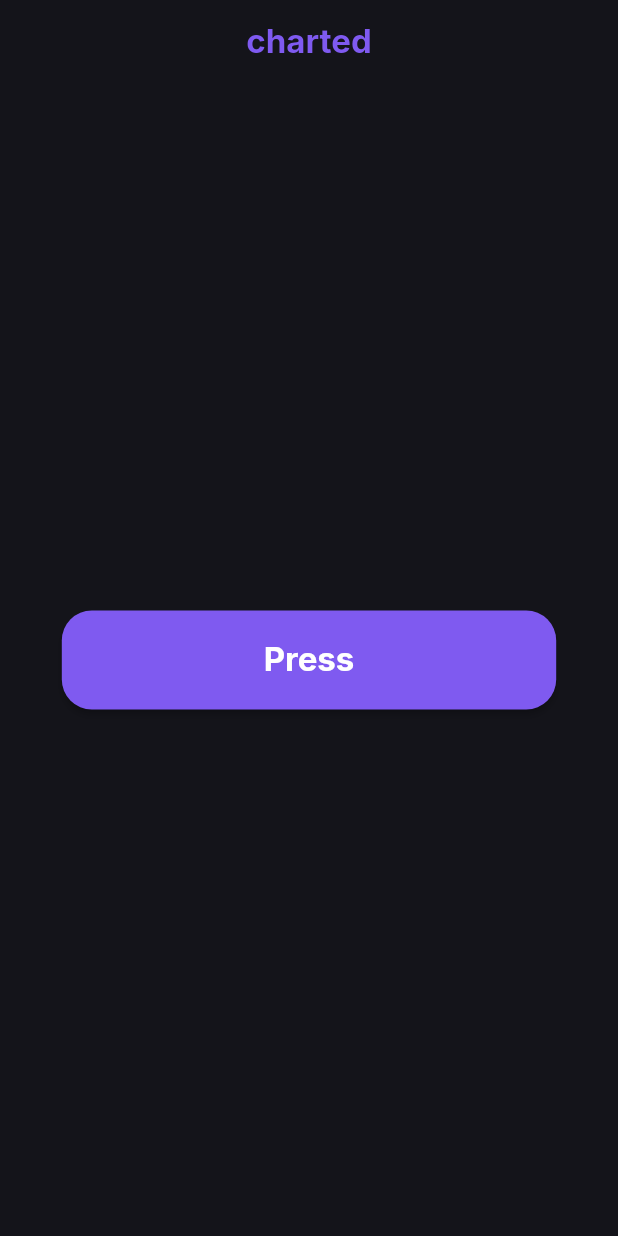
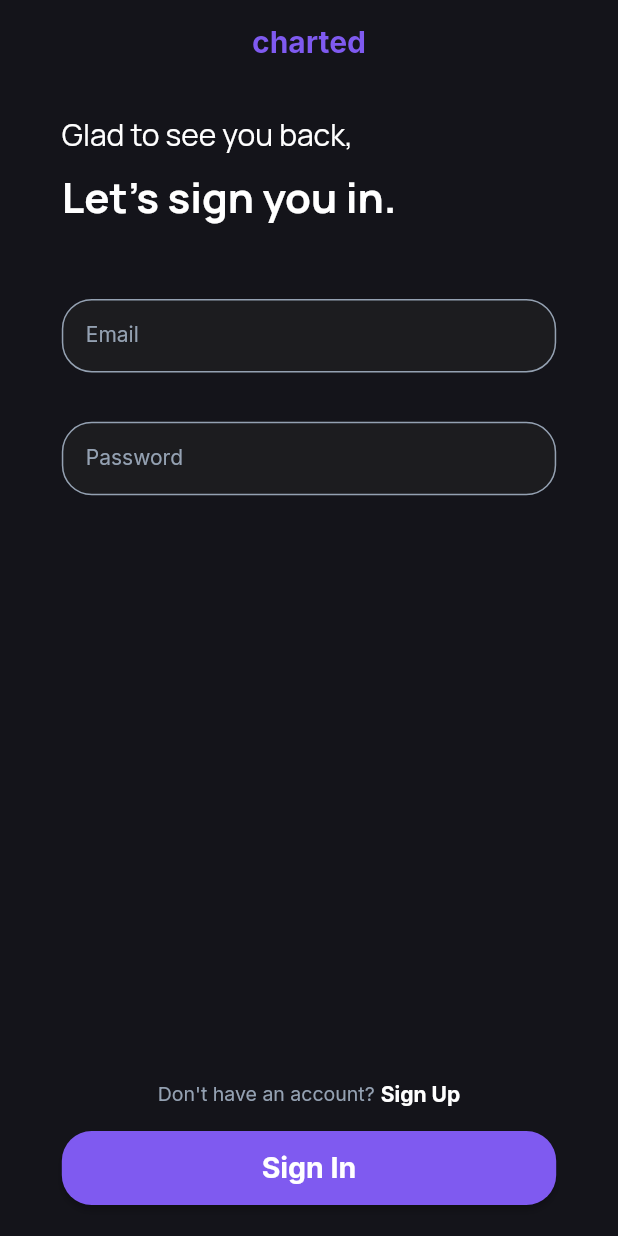
Before and after one commit to Team-Charted/charted-mobile, a Flutter app: the screen it shows after launch, on a phone screen of 412 x 824 dp. Run offline on Flutter 3.47's test engine with Material 2 defaults, Android fonts, the phone set to English and light mode, and no system bars; our stand-ins replace google_fonts.

Commit message:
Created login and sign up screen layout.

```diff
--- a/lib/main.dart
+++ b/lib/main.dart
@@ -1,3 +1,4 @@
+import 'package:charted/screens/login_screen.dart';
 import 'package:flutter/material.dart';
 import 'package:google_fonts/google_fonts.dart';
 
@@ -8,9 +9,10 @@ void main() {
 class MyApp extends StatelessWidget {
   @override
   Widget build(BuildContext context) {
-    final theme = Theme.of(context);
     return MaterialApp(
       title: 'charted',
+
+      //App theme
       theme: ThemeData(
         //Colors
         primaryColor: Color.fromRGBO(28, 28, 31, 1), //surface
@@ -23,7 +25,7 @@ class MyApp extends StatelessWidget {
           //charted logo
           caption: GoogleFonts.inter(
             textStyle: TextStyle(
-              fontSize: 22,
+              fontSize: 20,
               fontWeight: FontWeight.bold,
               color: Color.fromRGBO(127, 90, 240, 1),
             ),
@@ -32,7 +34,7 @@ class MyApp extends StatelessWidget {
           //Header text large
           headline1: GoogleFonts.manrope(
             textStyle: TextStyle(
-              fontSize: 32,
+              fontSize: 28,
               fontWeight: FontWeight.bold,
               color: Colors.white,
             ),
@@ -41,7 +43,7 @@ class MyApp extends StatelessWidget {
           //Header text small
           headline2: GoogleFonts.manrope(
             textStyle: TextStyle(
-              fontSize: 24,
+              fontSize: 20,
               fontWeight: FontWeight.normal,
               color: Colors.white,
             ),
@@ -68,7 +70,7 @@ class MyApp extends StatelessWidget {
           //Highlight text large
           headline5: GoogleFonts.inter(
             textStyle: TextStyle(
-              fontSize: 16,
+              fontSize: 14,
               fontWeight: FontWeight.normal,
               color: Color.fromRGBO(148, 161, 178, 1),
             ),
@@ -77,7 +79,7 @@ class MyApp extends StatelessWidget {
           //Highlight text small
           headline6: GoogleFonts.inter(
             textStyle: TextStyle(
-              fontSize: 14,
+              fontSize: 13,
               fontWeight: FontWeight.normal,
               color: Color.fromRGBO(148, 161, 178, 1),
             ),
@@ -86,7 +88,7 @@ class MyApp extends StatelessWidget {
           //Button text
           button: GoogleFonts.inter(
             textStyle: TextStyle(
-              fontSize: 22,
+              fontSize: 19,
               fontWeight: FontWeight.bold,
               color: Colors.white,
             ),
@@ -111,53 +113,9 @@ class MyApp extends StatelessWidget {
           ),
         ),
       ),
-      home: MyHomePage(),
+
+      //Home screen
+      home: LoginScreen(),
     );
   }
 }
-
-class MyHomePage extends StatefulWidget {
-  @override
-  _MyHomePageState createState() => _MyHomePageState();
-}
-
-class _MyHomePageState extends State<MyHomePage> {
-  @override
-  Widget build(BuildContext context) {
-    final theme = Theme.of(context);
-    final size = MediaQuery.of(context).size;
-    return Scaffold(
-      appBar: AppBar(
-        title: Text(
-          'charted',
-          style: theme.textTheme.caption,
-        ),
-        backgroundColor: theme.primaryColorDark,
-        centerTitle: true,
-        elevation: 0,
-      ),
-      body: Container(
-        color: theme.primaryColorDark,
-        child: Center(
-          child: ElevatedButton(
-            onPressed: () {},
-            child: Text(
-              "Press",
-              style: theme.textTheme.button,
-            ),
-            style: ElevatedButton.styleFrom(
-              primary: theme.accentColor,
-              minimumSize: Size(
-                size.width * 0.8,
-                size.height * 0.08,
-              ),
-              shape: RoundedRectangleBorder(
-                borderRadius: BorderRadius.circular(20.0),
-              ),
-            ),
-          ),
-        ),
-      ),
-    );
-  }
-}
--- /dev/null
+++ b/lib/screens/login_screen.dart
@@ -0,0 +1,118 @@
+import 'package:flutter/material.dart';
+
+import '../widgets/textFieldCustom.dart';
+import '../widgets/wideButton.dart';
+import 'sign_up_screen.dart';
+
+class LoginScreen extends StatelessWidget {
+  @override
+  Widget build(BuildContext context) {
+    final theme = Theme.of(context);
+    final size = MediaQuery.of(context).size;
+
+    //Appbar
+    final _appBar = AppBar(
+      title: Text(
+        'charted',
+        style: theme.textTheme.caption,
+      ),
+      backgroundColor: theme.primaryColorDark,
+      centerTitle: true,
+      elevation: 0,
+    );
+
+    return Scaffold(
+      appBar: _appBar,
+      body: SingleChildScrollView(
+        child: Container(
+          color: theme.primaryColorDark,
+          width: size.width,
+          height: size.height -
+              _appBar.preferredSize.height -
+              MediaQuery.of(context).padding.top -
+              MediaQuery.of(context).padding.bottom,
+          alignment: Alignment.topCenter,
+          child: Column(
+            crossAxisAlignment: CrossAxisAlignment.start,
+            children: [
+              SizedBox(
+                height: size.height * 0.025,
+              ),
+
+              //Headertext
+              Text(
+                'Glad to see you back,',
+                style: theme.textTheme.headline2,
+              ),
+              SizedBox(
+                height: size.height * 0.01,
+              ),
+              Text(
+                'Let\'s sign you in.',
+                style: theme.textTheme.headline1,
+              ),
+
+              SizedBox(
+                height: size.height * 0.06,
+              ),
+
+              //emailTextfield
+              TextFieldCustom('Email', () {}),
+
+              SizedBox(
+                height: size.height * 0.04,
+              ),
+
+              //PasswordTextField
+              TextFieldCustom('Password', () {}),
+
+              Spacer(),
+
+              //sign up prompt
+              Container(
+                width: size.width * 0.8,
+                child: Row(
+                  mainAxisAlignment: MainAxisAlignment.center,
+                  children: [
+                    Text(
+                      'Don\'t have an account?',
+                      style: theme.textTheme.headline6,
+                    ),
+                    SizedBox(
+                      width: size.width * 0.01,
+                    ),
+                    GestureDetector(
+                      //Navigate to Sign Up Screen
+                      onTap: () {
+                        Navigator.push(
+                          context,
+                          MaterialPageRoute(
+                              builder: (context) => SignUpScreen()),
+                        );
+                      },
+                      child: Text(
+                        'Sign Up',
+                        style: theme.textTheme.headline4,
+                      ),
+                    ),
+                  ],
+                ),
+              ),
+
+              SizedBox(
+                height: size.height * 0.02,
+              ),
+
+              //Button
+              WideButton(theme.accentColor, 'Sign In', () {}),
+
+              SizedBox(
+                height: size.height * 0.025,
+              ),
+            ],
+          ),
+        ),
+      ),
+    );
+  }
+}
--- /dev/null
+++ b/lib/widgets/textFieldCustom.dart
@@ -0,0 +1,42 @@
+import 'package:flutter/material.dart';
+
+class TextFieldCustom extends StatelessWidget {
+  final String _label;
+  final Function() _validator;
+
+  TextFieldCustom(this._label, this._validator);
+
+  @override
+  Widget build(BuildContext context) {
+    final theme = Theme.of(context);
+    final size = MediaQuery.of(context).size;
+
+    return Container(
+      width: size.width * 0.8,
+      child: TextFormField(
+        keyboardType: TextInputType.emailAddress,
+        textInputAction: TextInputAction.next,
+        style: theme.textTheme.headline5,
+        decoration: InputDecoration(
+          contentPadding: const EdgeInsets.all(16.0),
+          enabledBorder: OutlineInputBorder(
+            borderRadius: BorderRadius.circular(20.0),
+            borderSide: BorderSide(
+              color: theme.highlightColor,
+            ),
+          ),
+          focusedBorder: OutlineInputBorder(
+            borderRadius: BorderRadius.circular(20.0),
+            borderSide: BorderSide(
+              color: theme.highlightColor,
+            ),
+          ),
+          labelText: _label,
+          labelStyle: theme.textTheme.headline5,
+          filled: true,
+          fillColor: theme.primaryColor,
+        ),
+      ),
+    );
+  }
+}
--- /dev/null
+++ b/lib/widgets/wideButton.dart
@@ -0,0 +1,33 @@
+import 'package:flutter/material.dart';
+
+class WideButton extends StatelessWidget {
+  final Color _primaryColor;
+  final String _buttonText;
+  final Function() _action;
+
+  WideButton(this._primaryColor, this._buttonText, this._action);
+
+  @override
+  Widget build(BuildContext context) {
+    final theme = Theme.of(context);
+    final size = MediaQuery.of(context).size;
+
+    return ElevatedButton(
+      onPressed: _action,
+      child: Text(
+        _buttonText,
+        style: theme.textTheme.button,
+      ),
+      style: ElevatedButton.styleFrom(
+        primary: _primaryColor,
+        minimumSize: Size(
+          size.width * 0.8,
+          size.height * 0.060,
+        ),
+        shape: RoundedRectangleBorder(
+          borderRadius: BorderRadius.circular(20.0),
+        ),
+      ),
+    );
+  }
+}
```
Also changed, not shown: lib/screens/sign_up_screen.dart (added, +111 -0 lines), lib/widgets/passwordTextField.dart (added, +8 -0 lines).
